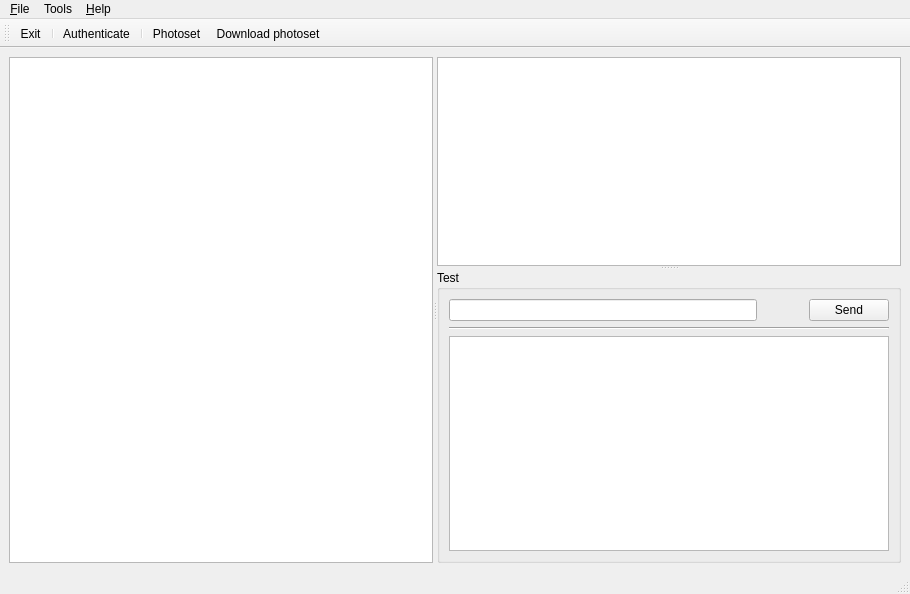
Before: the Qt Designer form src/mainwindow.ui in jablonkai/Flicqr, drawn with Qt 5.
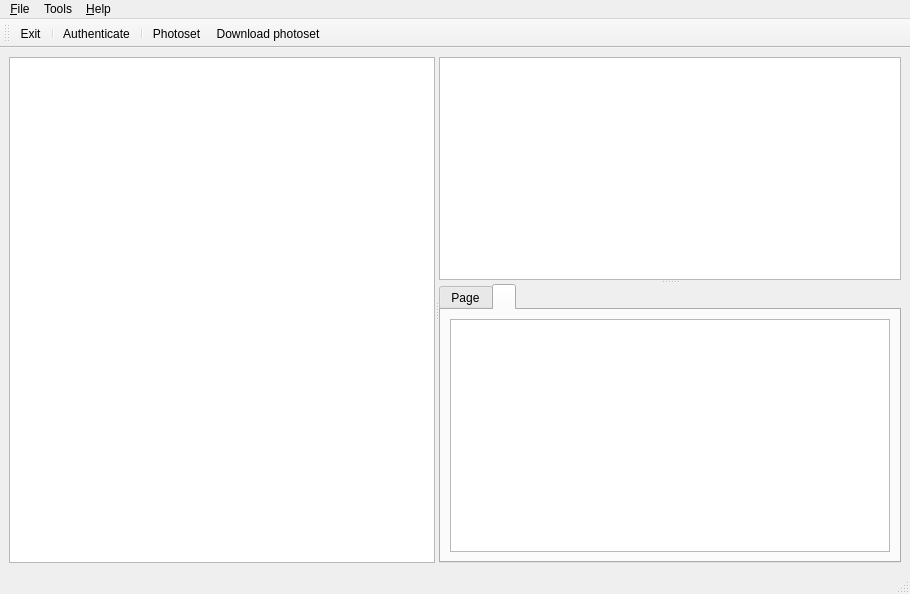
After: the same form once the commit is applied.

Commit message: added size and taken column to photo list respons view simplified added the base of photo info view

The edit to the form file:
```diff
--- a/src/mainwindow.ui
+++ b/src/mainwindow.ui
@@ -46,45 +46,21 @@
          <bool>false</bool>
         </property>
        </widget>
-       <widget class="QGroupBox" name="testGroupBox">
-        <property name="title">
-         <string>Test</string>
+       <widget class="QTabWidget" name="responseTabWidget">
+        <property name="currentIndex">
+         <number>1</number>
         </property>
+        <widget class="QWidget" name="tab">
+         <attribute name="title">
+          <string>Page</string>
+         </attribute>
+        </widget>
+        <widget class="QWidget" name="responseTabWidget_2" native="true">
+         <attribute name="title">
+          <string/>
+         </attribute>
         <layout class="QGridLayout" name="gridLayout">
-         <item row="0" column="1">
-          <spacer name="horizontalSpacer">
-           <property name="orientation">
-            <enum>Qt::Horizontal</enum>
-           </property>
-           <property name="sizeType">
-            <enum>QSizePolicy::Minimum</enum>
-           </property>
-           <property name="sizeHint" stdset="0">
-            <size>
-             <width>40</width>
-             <height>20</height>
-            </size>
-           </property>
-          </spacer>
-         </item>
-         <item row="1" column="0" colspan="3">
-          <widget class="Line" name="line">
-           <property name="orientation">
-            <enum>Qt::Horizontal</enum>
-           </property>
-          </widget>
-         </item>
-         <item row="0" column="2">
-          <widget class="QPushButton" name="sendPushButton">
-           <property name="text">
-            <string>Send</string>
-           </property>
-          </widget>
-         </item>
-         <item row="0" column="0">
-          <widget class="QLineEdit" name="requestLineEdit"/>
-         </item>
-         <item row="2" column="0" colspan="3">
+          <item row="0" column="0" colspan="2">
           <widget class="QTextEdit" name="responseTextEdit">
            <property name="readOnly">
             <bool>true</bool>
@@ -92,6 +68,7 @@
           </widget>
          </item>
         </layout>
+        </widget>
        </widget>
       </widget>
      </widget>
```
Lines whose indentation alone changed are shown as unchanged. The commit also changes 5 other files.
